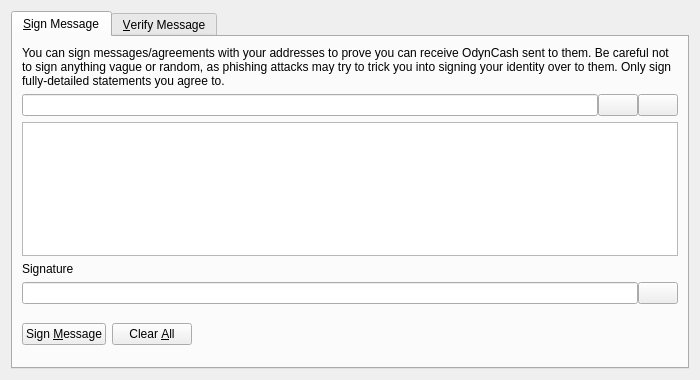
Zero-Dynamics/cash-core, file src/qt/forms/signverifymessagedialog.ui: the form before one commit.
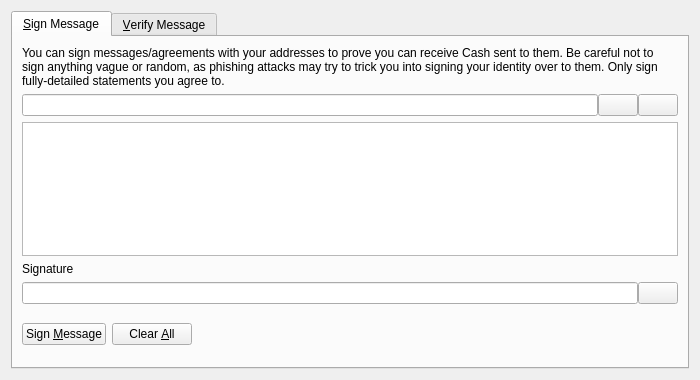
The form after the commit. Custom widgets are drawn as their Qt base class.

Commit message: Simplify OdynCash to Cash

What changed in the file:
```diff
--- a/src/qt/forms/signverifymessagedialog.ui
+++ b/src/qt/forms/signverifymessagedialog.ui
@@ -30,7 +30,7 @@
        <item>
         <widget class="QLabel" name="infoLabel_SM">
          <property name="text">
-          <string>You can sign messages/agreements with your addresses to prove you can receive OdynCash sent to them. Be careful not to sign anything vague or random, as phishing attacks may try to trick you into signing your identity over to them. Only sign fully-detailed statements you agree to.</string>
+          <string>You can sign messages/agreements with your addresses to prove you can receive Cash sent to them. Be careful not to sign anything vague or random, as phishing attacks may try to trick you into signing your identity over to them. Only sign fully-detailed statements you agree to.</string>
          </property>
          <property name="textFormat">
           <enum>Qt::PlainText</enum>
```
Left out of the diff: 10 changed lines with no effect on the pictures. The commit also changes 780 other files.
